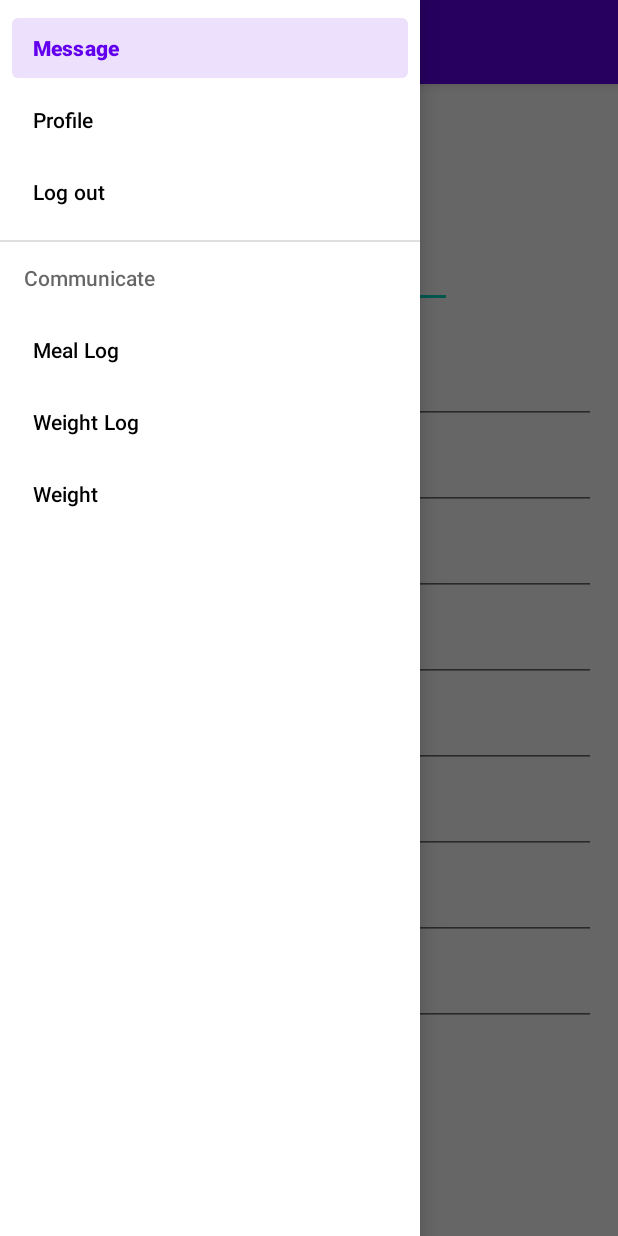
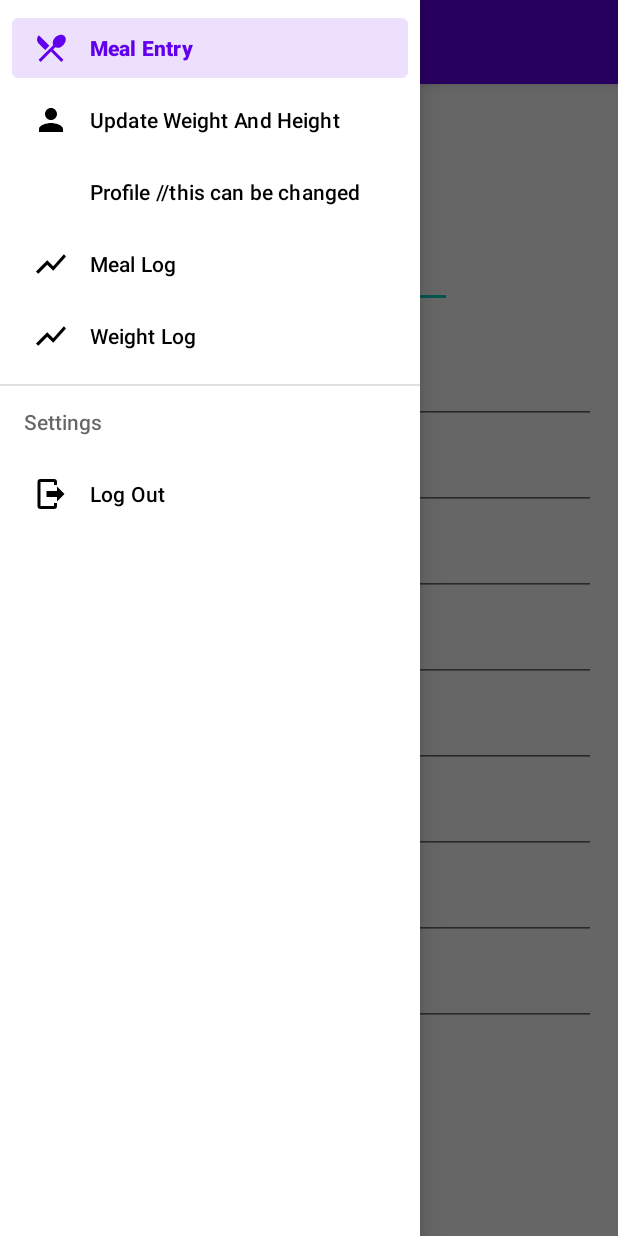
Before and after one commit to ltoikon/Diet-application-project, an Android app: the FragmentController screen opened directly, with no data from a screen before it, with the side drawer open, on a phone screen of 412 x 824 dp. Run offline under Robolectric (Android 15) with nearby library versions, the phone set to English and light mode, and no system bars.

Commit message:
Updated UI

```diff
--- a/app/src/main/java/com/example/course_project/Activities/FragmentController.java
+++ b/app/src/main/java/com/example/course_project/Activities/FragmentController.java
@@ -47,14 +47,14 @@ public class FragmentController extends AppCompatActivity implements NavigationV
             Fragment mealEntry = MealEntry.getInstance();
             FragmentTransaction transaction = getSupportFragmentManager().beginTransaction();
             transaction.replace(R.id.fragment_container, mealEntry).commit();
-            navigationView.setCheckedItem(R.id.nav_message);
+            navigationView.setCheckedItem(R.id.nav_mealEntry);
         }
     }
 
     @Override
     public boolean onNavigationItemSelected(@NonNull MenuItem item) {
         switch (item.getItemId()) {
-            case (R.id.nav_message):
+            case (R.id.nav_mealEntry):
                 System.out.println("Vaihtuu mealEntry-fragmenttiin");
                 Fragment mealEntry = MealEntry.getInstance();
                 FragmentTransaction transaction = getSupportFragmentManager().beginTransaction();
@@ -79,7 +79,7 @@ public class FragmentController extends AppCompatActivity implements NavigationV
                 transaction = getSupportFragmentManager().beginTransaction();
                 transaction.replace(R.id.fragment_container, personInfoLog).commit();
                 break;
-            case (R.id.nav_weight):
+            case (R.id.nav_weightAndHeight):
                 Toast.makeText(this, "Weight entry", Toast.LENGTH_SHORT).show();
                 Fragment personInfoEntry = PersonInfoEntry.getInstance();
                 transaction = getSupportFragmentManager().beginTransaction();
--- a/app/src/main/java/com/example/course_project/Fragments/Login.java
+++ b/app/src/main/java/com/example/course_project/Fragments/Login.java
@@ -48,7 +48,7 @@ public class Login extends Fragment{
 
     ArrayList<User> userList = new ArrayList<>();
 
-    private int userID;
+    private int userID = 0;
 
     private Login() {}
 
@@ -79,17 +79,24 @@ public class Login extends Fragment{
         bLogin.setOnClickListener(new View.OnClickListener() {
             @Override
             public void onClick(View v) {
-
-                //userList = fileIO.getUsers(context);
-
-                //possible way to read
                 userList = (ArrayList<User>) fileIO.readObjects(context, userFile);
                 if (!editTextEmail.getText().toString().equals(email)) {
                     userID = getUserID(userList, editTextEmail.getText().toString());
                     System.out.println("########%%%########");
                 }
+                System.out.println("#####" + userID + "#####");
 
-                if (userID == -1) {
+                // This is only for testing todo remove this
+                if ((editTextEmail.getText().toString().equals(email)) &&
+                        editTextPassword.getText().toString().equals(password)) {
+                    emailError.setText(null);
+                    passwordError.setText(null);
+                    System.out.println("Kirjautuminen onnistui");
+                    System.out.println("Käyttäjänimi: " + editTextEmail.getText().toString());
+                    System.out.println("Salasana: " + editTextPassword.getText().toString());
+                    Toast.makeText(getActivity(), "Kirjautuminen onnistui!", Toast.LENGTH_SHORT).show();
+                    changeActivity();
+                } else if (userID == -1) {
                     emailError.setText(emailErrorMessage);
                     passwordError.setText(null);
                     System.out.println("Väärä käyttäjänimi:");
@@ -97,17 +104,6 @@ public class Login extends Fragment{
                     System.out.println("Salasana: " + editTextPassword.getText().toString());
                     Toast.makeText(getActivity(), "Tuntematon käyttäjänimi.", Toast.LENGTH_SHORT).show();
                 } else if (userList.get(userID).getPassword().equals(editTextPassword.getText().toString())) {
-                    emailError.setText(null);
-                    passwordError.setText(null);
-                    System.out.println("Kirjautuminen onnistui");
-                    System.out.println("Käyttäjänimi: " + editTextEmail.getText().toString());
-                    System.out.println("Salasana: " + editTextPassword.getText().toString());
-                    Toast.makeText(getActivity(), "Kirjautuminen onnistui!", Toast.LENGTH_SHORT).show();
-                    changeActivity();
-                }
-                // This is only for testing todo remove this
-                else if ((editTextEmail.getText().toString().equals(email)) &&
-                        editTextPassword.getText().toString().equals(password)) {
                     emailError.setText(null);
                     passwordError.setText(null);
                     System.out.println("Kirjautuminen onnistui");
--- /dev/null
+++ b/app/src/main/res/drawable/ic_chart.xml
@@ -0,0 +1,10 @@
+<vector xmlns:android="http://schemas.android.com/apk/res/android"
+    android:width="24dp"
+    android:height="24dp"
+    android:viewportWidth="24"
+    android:viewportHeight="24"
+    android:tint="?attr/colorControlNormal">
+  <path
+      android:fillColor="@android:color/white"
+      android:pathData="M3.5,18.49l6,-6.01 4,4L22,6.92l-1.41,-1.41 -7.09,7.97 -4,-4L2,16.99z"/>
+</vector>
--- /dev/null
+++ b/app/src/main/res/drawable/ic_logout.xml
@@ -0,0 +1,9 @@
+<vector xmlns:android="http://schemas.android.com/apk/res/android"
+    android:width="24dp"
+    android:height="24dp"
+    android:viewportWidth="24"
+    android:viewportHeight="24">
+  <path
+      android:fillColor="#FF000000"
+      android:pathData="M16,17V14H9V10H16V7L21,12L16,17M14,2A2,2 0,0 1,16 4V6H14V4H5V20H14V18H16V20A2,2 0,0 1,14 22H5A2,2 0,0 1,3 20V4A2,2 0,0 1,5 2H14Z"/>
+</vector>
--- /dev/null
+++ b/app/src/main/res/drawable/ic_meal.xml
@@ -0,0 +1,10 @@
+<vector xmlns:android="http://schemas.android.com/apk/res/android"
+    android:width="24dp"
+    android:height="24dp"
+    android:viewportWidth="24"
+    android:viewportHeight="24"
+    android:tint="?attr/colorControlNormal">
+  <path
+      android:fillColor="@android:color/white"
+      android:pathData="M8.1,13.34l2.83,-2.83L3.91,3.5c-1.56,1.56 -1.56,4.09 0,5.66l4.19,4.18zM14.88,11.53c1.53,0.71 3.68,0.21 5.27,-1.38 1.91,-1.91 2.28,-4.65 0.81,-6.12 -1.46,-1.46 -4.2,-1.1 -6.12,0.81 -1.59,1.59 -2.09,3.74 -1.38,5.27L3.7,19.87l1.41,1.41L12,14.41l6.88,6.88 1.41,-1.41L13.41,13l1.47,-1.47z"/>
+</vector>
--- /dev/null
+++ b/app/src/main/res/drawable/ic_person.xml
@@ -0,0 +1,10 @@
+<vector xmlns:android="http://schemas.android.com/apk/res/android"
+    android:width="24dp"
+    android:height="24dp"
+    android:viewportWidth="24"
+    android:viewportHeight="24"
+    android:tint="?attr/colorControlNormal">
+  <path
+      android:fillColor="@android:color/white"
+      android:pathData="M12,12c2.21,0 4,-1.79 4,-4s-1.79,-4 -4,-4 -4,1.79 -4,4 1.79,4 4,4zM12,14c-2.67,0 -8,1.34 -8,4v2h16v-2c0,-2.66 -5.33,-4 -8,-4z"/>
+</vector>
--- a/app/src/main/res/layout/fragment_meal_log.xml
+++ b/app/src/main/res/layout/fragment_meal_log.xml
@@ -11,6 +11,7 @@
         android:layout_width="0dp"
         android:layout_height="0dp"
         android:text="TextView"
+        android:textSize="18sp"
         app:layout_constraintBottom_toBottomOf="parent"
         app:layout_constraintEnd_toEndOf="parent"
         app:layout_constraintStart_toStartOf="parent"
--- a/app/src/main/res/layout/fragment_person_info_log.xml
+++ b/app/src/main/res/layout/fragment_person_info_log.xml
@@ -10,6 +10,7 @@
         android:layout_width="0dp"
         android:layout_height="0dp"
         android:text="TextView"
+        android:textSize="18sp"
         app:layout_constraintBottom_toBottomOf="parent"
         app:layout_constraintEnd_toEndOf="parent"
         app:layout_constraintStart_toStartOf="parent"
--- a/app/src/main/res/menu/drawer_menu.xml
+++ b/app/src/main/res/menu/drawer_menu.xml
@@ -5,28 +5,32 @@
 
     <group android:checkableBehavior="single">
         <item
-            android:id="@+id/nav_message"
-            android:title="@string/message" />
+            android:id="@+id/nav_mealEntry"
+            android:icon="@drawable/ic_meal"
+            android:title="@string/mealEntry" />
+        <item
+            android:id="@+id/nav_weightAndHeight"
+            android:title="@string/entry_weight"
+            android:icon="@drawable/ic_person"/>
         <item
             android:id="@+id/nav_profile"
             android:title="@string/profile" />
         <item
-            android:id="@+id/nav_logOff"
-            android:title="@string/log_out" />
+            android:id="@+id/nav_meal_log"
+            android:icon="@drawable/ic_chart"
+            android:title="@string/meal_log" />
+        <item
+            android:id="@+id/nav_weight_log"
+            android:icon="@drawable/ic_chart"
+            android:title="@string/weight_log" />
     </group>
 
-    <item android:title="Communicate">
+    <item android:title="Settings">
         <menu>
             <item
-                android:id="@+id/nav_meal_log"
-                android:title="@string/meal_log" />
-            <item
-                android:id="@+id/nav_weight_log"
-                android:title="@string/weight_log" />
-            <item
-                android:id="@+id/nav_weight"
-                android:title="@string/entry_weight" />
-
+                android:id="@+id/nav_logOff"
+                android:icon="@drawable/ic_logout"
+                android:title="@string/log_out" />
         </menu>
     </item>
 
--- a/app/src/main/res/values/strings.xml
+++ b/app/src/main/res/values/strings.xml
@@ -37,10 +37,10 @@
     <!-- FragmentController class -->
     <string name="navigation_drawer_open">Open navigation drawer</string>
     <string name="navigation_drawer_close">Close navigation drawer</string>
-    <string name="log_out">Log out</string>
-    <string name="profile">Profile</string>
-    <string name="message">Message</string>
+    <string name="log_out">Log Out</string>
+    <string name="profile">Profile //this can be changed</string>
+    <string name="mealEntry">Meal Entry</string>
     <string name="meal_log">Meal Log</string>
     <string name="weight_log">Weight Log</string>
-    <string name="entry_weight">Weight</string>
+    <string name="entry_weight">Update Weight And Height</string>
 </resources>
```
